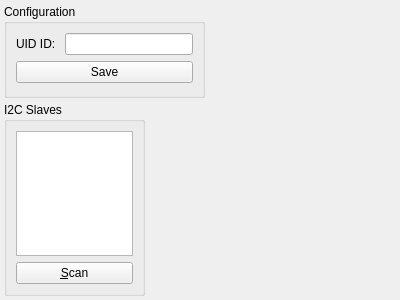
Qt form Hanse/Module_UID/form_uid.ui (iti-luebeck/HANSE2011) before a commit.
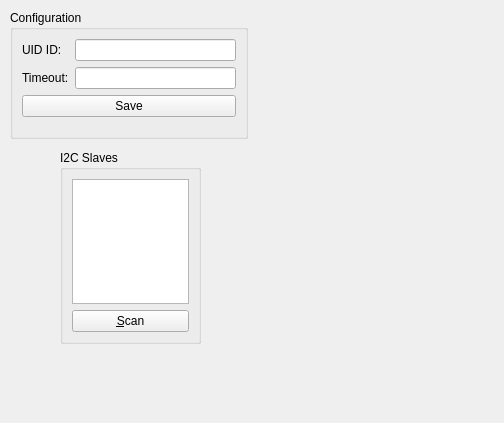
The same form after that commit.

Commit message:
Module_UID: only wait for uid for a finite amount of time.
this should mostly fix ticket [#81], as slots should return much faster
now.

Diff of the .ui file:
```diff
--- a/Hanse/Module_UID/form_uid.ui
+++ b/Hanse/Module_UID/form_uid.ui
@@ -6,8 +6,8 @@
    <rect>
     <x>0</x>
     <y>0</y>
-    <width>400</width>
-    <height>300</height>
+    <width>504</width>
+    <height>423</height>
    </rect>
   </property>
   <property name="windowTitle">
@@ -16,8 +16,8 @@
   <widget class="QGroupBox" name="groupBox_2">
    <property name="geometry">
     <rect>
-     <x>4</x>
-     <y>102</y>
+     <x>60</x>
+     <y>150</y>
      <width>141</width>
      <height>194</height>
     </rect>
@@ -41,19 +41,16 @@
   <widget class="QGroupBox" name="groupBox">
    <property name="geometry">
     <rect>
-     <x>4</x>
-     <y>4</y>
-     <width>201</width>
-     <height>94</height>
+     <x>10</x>
+     <y>10</y>
+     <width>238</width>
+     <height>129</height>
     </rect>
    </property>
    <property name="title">
     <string>Configuration</string>
    </property>
    <layout class="QFormLayout" name="formLayout">
-    <property name="fieldGrowthPolicy">
-     <enum>QFormLayout::ExpandingFieldsGrow</enum>
-    </property>
     <item row="0" column="0">
      <widget class="QLabel" name="label">
       <property name="text">
@@ -64,7 +61,17 @@
     <item row="0" column="1">
      <widget class="QLineEdit" name="uidId"/>
     </item>
-    <item row="1" column="0" colspan="2">
+    <item row="1" column="0">
+     <widget class="QLabel" name="label_2">
+      <property name="text">
+       <string>Timeout:</string>
+      </property>
+     </widget>
+    </item>
+    <item row="1" column="1">
+     <widget class="QLineEdit" name="timeout"/>
+    </item>
+    <item row="2" column="0" colspan="2">
      <widget class="QPushButton" name="save">
       <property name="text">
        <string>Save</string>
```
The commit also changes 2 other files.
